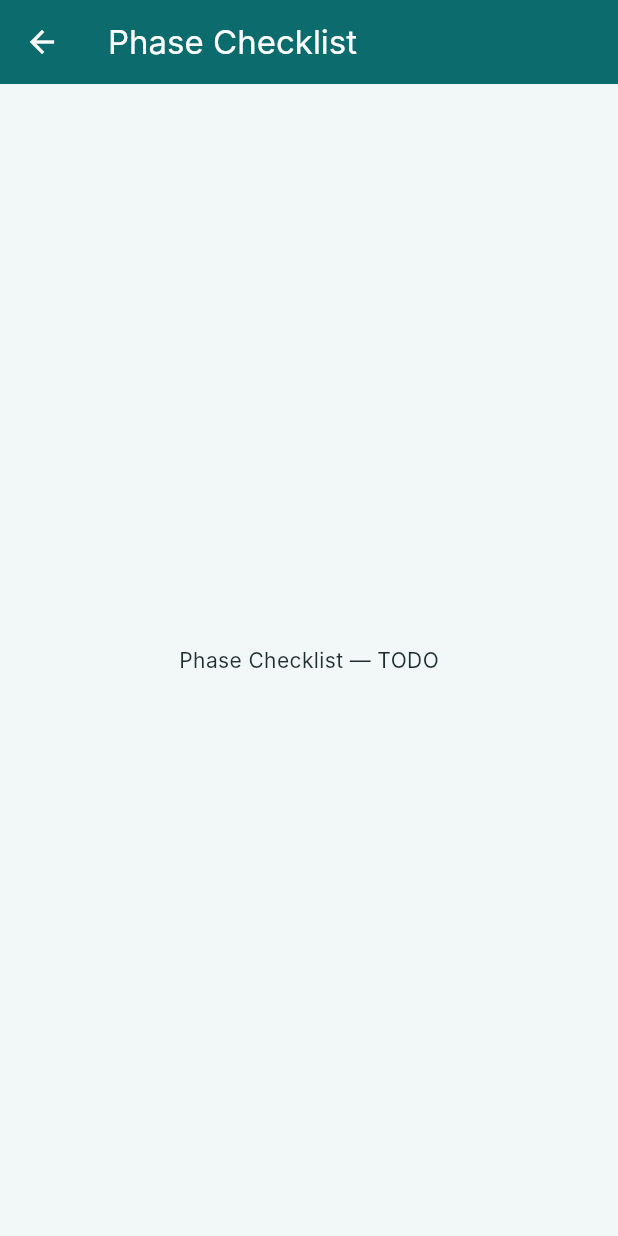
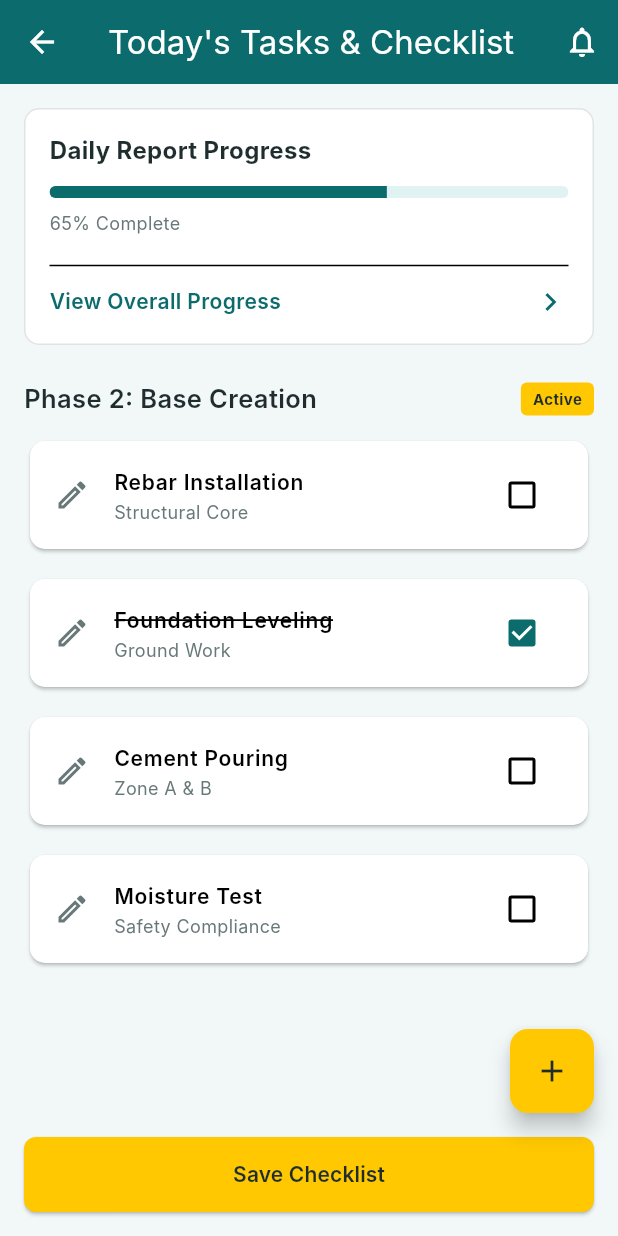
Before and after one commit to DivyaJaviya01/BuildEx_app, a Flutter app: the PhaseChecklistScreen screen opened by its route, on a phone screen of 412 x 824 dp. Run offline on Flutter 3.47's test engine with Material 3 defaults, Android fonts, the phone set to English and light mode, and no system bars; Roboto replaces fonts that are missing (Inter).

Commit message:
feat(checklist): implement phase checklist UI

```diff
--- a/BuildEx/buildex/lib/features/checklist/phase_checklist_screen.dart
+++ b/BuildEx/buildex/lib/features/checklist/phase_checklist_screen.dart
@@ -1,14 +1,141 @@
 import 'package:flutter/material.dart';
 import '../../resources/widgets/app_bar.dart';
+import '../../resources/widgets/checklist_row.dart';
+import '../../resources/widgets/primary_button.dart';
+import '../../resources/widgets/section_header.dart';
+import '../../resources/theme/app_colors.dart';
 
 // Owner: Jainil. Figma: "Daily progress.png" = Today's Tasks & Checklist
-// (progress summary card + phase task rows + Save Checklist).
-class PhaseChecklistScreen extends StatelessWidget {
+class PhaseChecklistScreen extends StatefulWidget {
   static const route = '/checklist';
   const PhaseChecklistScreen({super.key});
+
+  @override
+  State<PhaseChecklistScreen> createState() => _PhaseChecklistScreenState();
+}
+
+class _PhaseChecklistScreenState extends State<PhaseChecklistScreen> {
+  final List<Map<String, dynamic>> _tasks = [
+    {'title': 'Rebar Installation', 'subtitle': 'Structural Core', 'checked': false},
+    {'title': 'Foundation Leveling', 'subtitle': 'Ground Work', 'checked': true},
+    {'title': 'Cement Pouring', 'subtitle': 'Zone A & B', 'checked': false},
+    {'title': 'Moisture Test', 'subtitle': 'Safety Compliance', 'checked': false},
+  ];
+
   @override
   Widget build(BuildContext context) {
-    // TODO: collapsible nested checklist (static).
-    return const Scaffold(appBar: BuildExAppBar(title: 'Phase Checklist'), body: Center(child: Text('Phase Checklist — TODO')));
+    return Scaffold(
+      backgroundColor: AppColors.background,
+      appBar: BuildExAppBar(
+        title: "Today's Tasks & Checklist",
+        leading: IconButton(
+          icon: const Icon(Icons.arrow_back),
+          onPressed: () => Navigator.pop(context),
+        ),
+        actions: [
+          IconButton(
+            icon: const Icon(Icons.notifications_none),
+            onPressed: () {},
+          ),
+        ],
+      ),
+      body: SingleChildScrollView(
+        padding: const EdgeInsets.all(16),
+        child: Column(
+          children: [
+            // Daily Report Progress Card
+            Container(
+              padding: const EdgeInsets.all(16),
+              decoration: BoxDecoration(
+                color: AppColors.card,
+                borderRadius: BorderRadius.circular(10),
+                border: Border.all(color: AppColors.textSecondary.withValues(alpha: 0.2)),
+              ),
+              child: Column(
+                crossAxisAlignment: CrossAxisAlignment.start,
+                children: [
+                  const Text('Daily Report Progress', style: TextStyle(fontWeight: FontWeight.bold, fontSize: 16, color: AppColors.textPrimary)),
+                  const SizedBox(height: 12),
+                  ClipRRect(
+                    borderRadius: BorderRadius.circular(4),
+                    child: const LinearProgressIndicator(
+                      value: 0.65,
+                      backgroundColor: Color(0xFFE0F2F1),
+                      color: AppColors.primary,
+                      minHeight: 8,
+                    ),
+                  ),
+                  const SizedBox(height: 8),
+                  const Text('65% Complete', style: TextStyle(fontSize: 12, color: AppColors.textSecondary)),
+                  const SizedBox(height: 12),
+                  const Divider(),
+                  const SizedBox(height: 4),
+                  const Row(
+                    mainAxisAlignment: MainAxisAlignment.spaceBetween,
+                    children: [
+                      Text('View Overall Progress', style: TextStyle(fontWeight: FontWeight.w600, fontSize: 14, color: AppColors.primary)),
+                      Icon(Icons.chevron_right, color: AppColors.primary),
+                    ],
+                  ),
+                ],
+              ),
+            ),
+            const SizedBox(height: 24),
+
+            // Section Header
+            SectionHeader(
+              title: 'Phase 2: Base Creation',
+              action: Container(
+                padding: const EdgeInsets.symmetric(horizontal: 8, vertical: 4),
+                decoration: BoxDecoration(
+                  color: AppColors.accent,
+                  borderRadius: BorderRadius.circular(4),
+                ),
+                child: const Text('Active', style: TextStyle(fontSize: 10, fontWeight: FontWeight.bold, color: AppColors.textPrimary)),
+              ),
+            ),
+            const SizedBox(height: 12),
+
+            // Checklist
+            ListView.separated(
+              shrinkWrap: true,
+              physics: const NeverScrollableScrollPhysics(),
+              itemCount: _tasks.length,
+              separatorBuilder: (_, __) => const SizedBox(height: 12),
+              itemBuilder: (context, index) {
+                final task = _tasks[index];
+                return ChecklistRow(
+                  title: task['title'] as String,
+                  subtitle: task['subtitle'] as String,
+                  checked: task['checked'] as bool,
+                  onChanged: (val) {
+                    setState(() {
+                      _tasks[index]['checked'] = val ?? false;
+                    });
+                  },
+                );
+              },
+            ),
+            const SizedBox(height: 80),
+          ],
+        ),
+      ),
+      floatingActionButton: FloatingActionButton(
+        backgroundColor: AppColors.accent,
+        foregroundColor: AppColors.textPrimary,
+        shape: RoundedRectangleBorder(borderRadius: BorderRadius.circular(12)),
+        onPressed: () {},
+        child: const Icon(Icons.add),
+      ),
+      bottomNavigationBar: SafeArea(
+        child: Padding(
+          padding: const EdgeInsets.fromLTRB(16, 0, 16, 16),
+          child: PrimaryButton(
+            label: 'Save Checklist',
+            onPressed: () {},
+          ),
+        ),
+      ),
+    );
   }
 }
```
